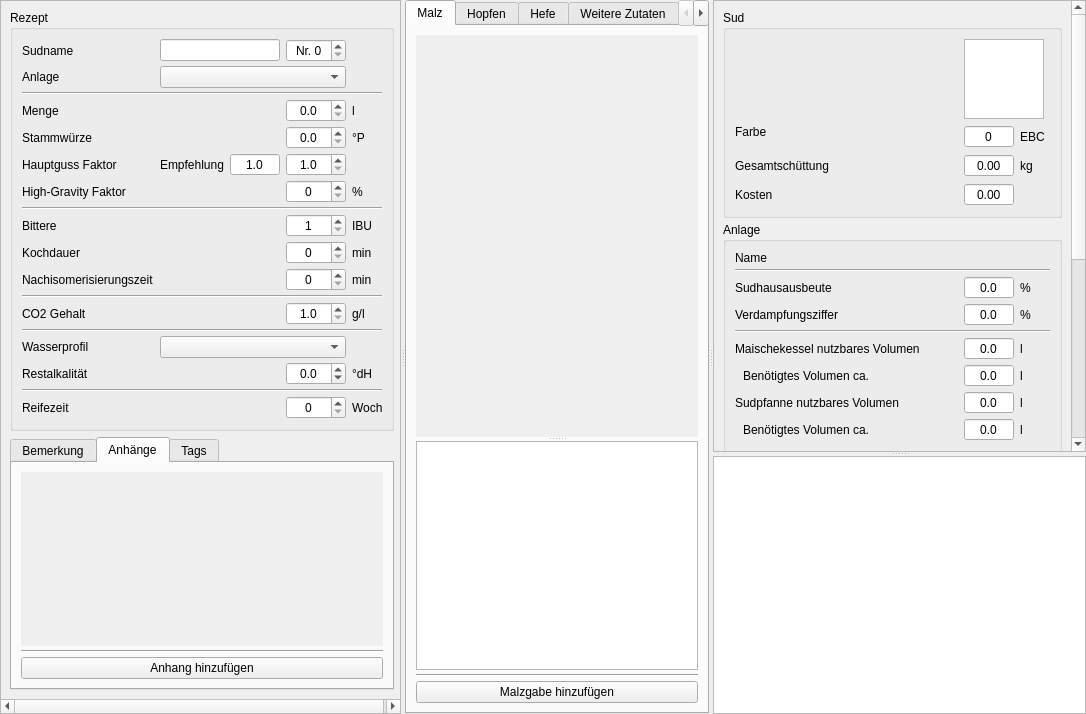
Above: kleiner-brauhelfer/tabrezept.ui from kleiner-brauhelfer/kleiner-brauhelfer-2 before the change. Below: the same form after it.
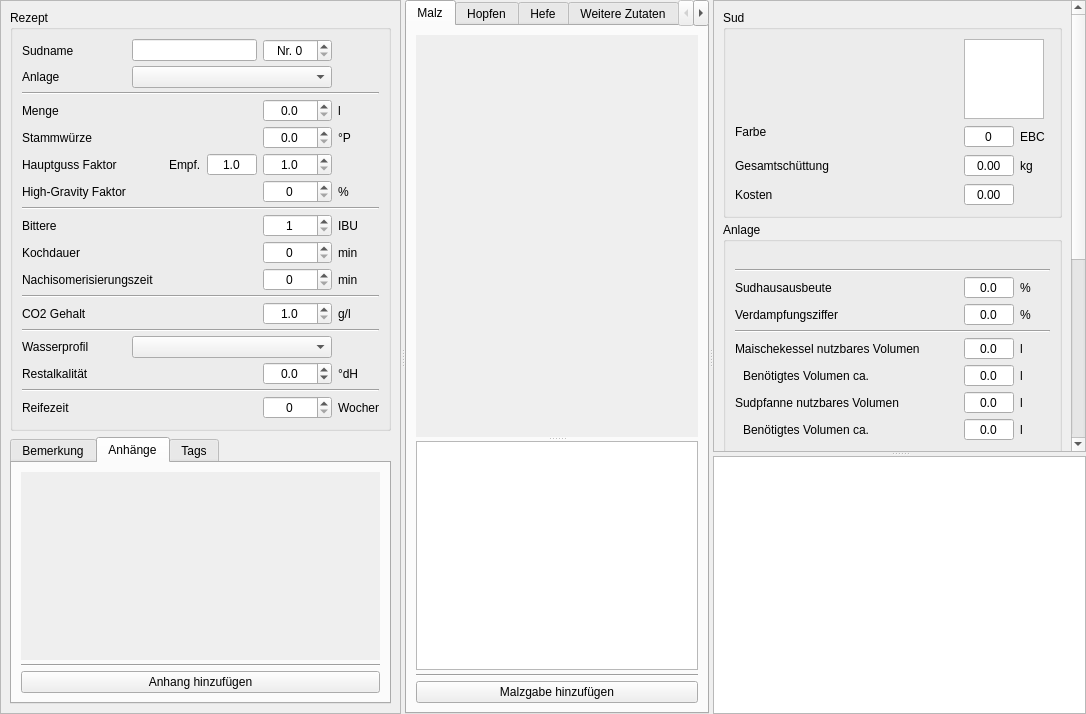
That is the form after the change. The open tabs and pages were chosen to show the change. Custom widgets are drawn as their Qt base class.

Diff of the .ui file:
```diff
--- a/kleiner-brauhelfer/tabrezept.ui
+++ b/kleiner-brauhelfer/tabrezept.ui
@@ -46,7 +46,7 @@
         <rect>
          <x>0</x>
          <y>0</y>
-         <width>429</width>
+         <width>412</width>
          <height>712</height>
         </rect>
        </property>
@@ -71,7 +71,7 @@
             <widget class="QLabel" name="label_21">
              <property name="minimumSize">
               <size>
-               <width>30</width>
+               <width>40</width>
                <height>0</height>
               </size>
              </property>
@@ -87,13 +87,6 @@
              </property>
             </widget>
            </item>
-           <item row="6" column="0">
-            <widget class="QLabel" name="label_4">
-             <property name="text">
-              <string>Stammwürze</string>
-             </property>
-            </widget>
-           </item>
            <item row="17" column="0" colspan="4">
             <widget class="Line" name="line_12">
              <property name="orientation">
@@ -105,7 +98,7 @@
             <widget class="QLabel" name="label_27">
              <property name="minimumSize">
               <size>
-               <width>30</width>
+               <width>40</width>
                <height>0</height>
               </size>
              </property>
@@ -176,7 +169,7 @@
              <item>
               <widget class="QLabel" name="label_18">
                <property name="text">
-                <string>Empfehlung</string>
+                <string>Empf.</string>
                </property>
               </widget>
              </item>
@@ -227,7 +220,7 @@
             <widget class="QLabel" name="label_25">
              <property name="minimumSize">
               <size>
-               <width>30</width>
+               <width>40</width>
                <height>0</height>
               </size>
              </property>
@@ -240,7 +233,7 @@
             <widget class="QLabel" name="label_22">
              <property name="minimumSize">
               <size>
-               <width>30</width>
+               <width>40</width>
                <height>0</height>
               </size>
              </property>
@@ -294,7 +287,7 @@
             <widget class="QLabel" name="label_38">
              <property name="minimumSize">
               <size>
-               <width>30</width>
+               <width>40</width>
                <height>0</height>
               </size>
              </property>
@@ -351,7 +344,7 @@
             <widget class="QLabel" name="label_19">
              <property name="minimumSize">
               <size>
-               <width>30</width>
+               <width>40</width>
                <height>0</height>
               </size>
              </property>
@@ -364,7 +357,7 @@
             <widget class="QLabel" name="label_36">
              <property name="minimumSize">
               <size>
-               <width>30</width>
+               <width>40</width>
                <height>0</height>
               </size>
              </property>
@@ -373,13 +366,6 @@
              </property>
             </widget>
            </item>
-           <item row="14" column="0">
-            <widget class="QLabel" name="label_7">
-             <property name="text">
-              <string>Bittere</string>
-             </property>
-            </widget>
-           </item>
            <item row="2" column="0">
             <widget class="QLabel" name="label_16">
              <property name="text">
@@ -453,7 +439,7 @@
             <widget class="QLabel" name="label_26">
              <property name="minimumSize">
               <size>
-               <width>30</width>
+               <width>40</width>
                <height>0</height>
               </size>
              </property>
@@ -469,13 +455,6 @@
              </property>
             </widget>
            </item>
-           <item row="21" column="0">
-            <widget class="QLabel" name="label_14">
-             <property name="text">
-              <string>Restalkalität</string>
-             </property>
-            </widget>
-           </item>
            <item row="5" column="1">
             <spacer name="horizontalSpacer_4">
              <property name="orientation">
@@ -489,13 +468,6 @@
              </property>
             </spacer>
            </item>
-           <item row="15" column="0">
-            <widget class="QLabel" name="label_11">
-             <property name="text">
-              <string>Kochdauer</string>
-             </property>
-            </widget>
-           </item>
            <item row="4" column="0" colspan="4">
             <widget class="Line" name="line_10">
              <property name="orientation">
@@ -534,12 +506,8 @@
              <property name="maximum">
               <double>50.000000000000000</double>
              </property>
-            </widget>
-           </item>
-           <item row="33" column="0">
-            <widget class="QLabel" name="label_15">
-             <property name="text">
-              <string>Reifezeit</string>
+             <property name="singleStep">
+              <double>0.100000000000000</double>
              </property>
             </widget>
            </item>
@@ -594,13 +562,6 @@
              </property>
             </widget>
            </item>
-           <item row="16" column="0">
-            <widget class="QLabel" name="label_12">
-             <property name="text">
-              <string>Nachisomerisierungszeit</string>
-             </property>
-            </widget>
-           </item>
            <item row="1" column="1">
             <widget class="QLineEdit" name="tbSudname">
              <property name="toolTip">
@@ -612,7 +573,7 @@
             <widget class="QLabel" name="label_20">
              <property name="minimumSize">
               <size>
-               <width>30</width>
+               <width>40</width>
                <height>0</height>
               </size>
              </property>
@@ -621,13 +582,6 @@
              </property>
             </widget>
            </item>
-           <item row="18" column="0">
-            <widget class="QLabel" name="label_6">
-             <property name="text">
-              <string>CO2 Gehalt</string>
-             </property>
-            </widget>
-           </item>
            <item row="33" column="2">
             <widget class="SpinBox" name="tbReifezeit">
              <property name="minimumSize">
@@ -672,6 +626,55 @@
              </property>
             </widget>
            </item>
+           <item row="16" column="0" colspan="2">
+            <widget class="QLabel" name="label_12">
+             <property name="text">
+              <string>Nachisomerisierungszeit</string>
+             </property>
+            </widget>
+           </item>
+           <item row="15" column="0" colspan="2">
+            <widget class="QLabel" name="label_11">
+             <property name="text">
+              <string>Kochdauer</string>
+             </property>
+            </widget>
+           </item>
+           <item row="14" column="0" colspan="2">
+            <widget class="QLabel" name="label_7">
+             <property name="text">
+              <string>Bittere</string>
+             </property>
+            </widget>
+           </item>
+           <item row="18" column="0" colspan="2">
+            <widget class="QLabel" name="label_6">
+             <property name="text">
+              <string>CO2 Gehalt</string>
+             </property>
+            </widget>
+           </item>
+           <item row="21" column="0" colspan="2">
+            <widget class="QLabel" name="label_14">
+             <property name="text">
+              <string>Restalkalität</string>
+             </property>
+            </widget>
+           </item>
+           <item row="33" column="0" colspan="2">
+            <widget class="QLabel" name="label_15">
+             <property name="text">
+              <string>Reifezeit</string>
+             </property>
+            </widget>
+           </item>
+           <item row="6" column="0" colspan="2">
+            <widget class="QLabel" name="label_4">
+             <property name="text">
+              <string>Stammwürze</string>
+             </property>
+            </widget>
+           </item>
           </layout>
          </widget>
         </item>
@@ -743,7 +746,7 @@
                 <rect>
                  <x>0</x>
                  <y>0</y>
-                 <width>387</width>
+                 <width>370</width>
                  <height>232</height>
                 </rect>
                </property>
@@ -1984,16 +1987,6 @@
               </property>
              </widget>
             </item>
-            <item row="0" column="0">
-             <widget class="QLabel" name="label_47">
-              <property name="text">
-               <string>Name</string>
-              </property>
-             </widget>
-            </item>
-            <item row="0" column="3" colspan="2">
-             <widget class="QLabel" name="lblAnlageName"/>
-            </item>
             <item row="1" column="0" colspan="5">
              <widget class="Line" name="line_16">
               <property name="orientation">
@@ -2001,6 +1994,9 @@
               </property>
              </widget>
             </item>
+            <item row="0" column="0" colspan="4">
+             <widget class="QLabel" name="lblAnlageName"/>
+            </item>
            </layout>
           </widget>
          </item>
```
Left out of the diff: 32 changed lines with no effect on the pictures.
